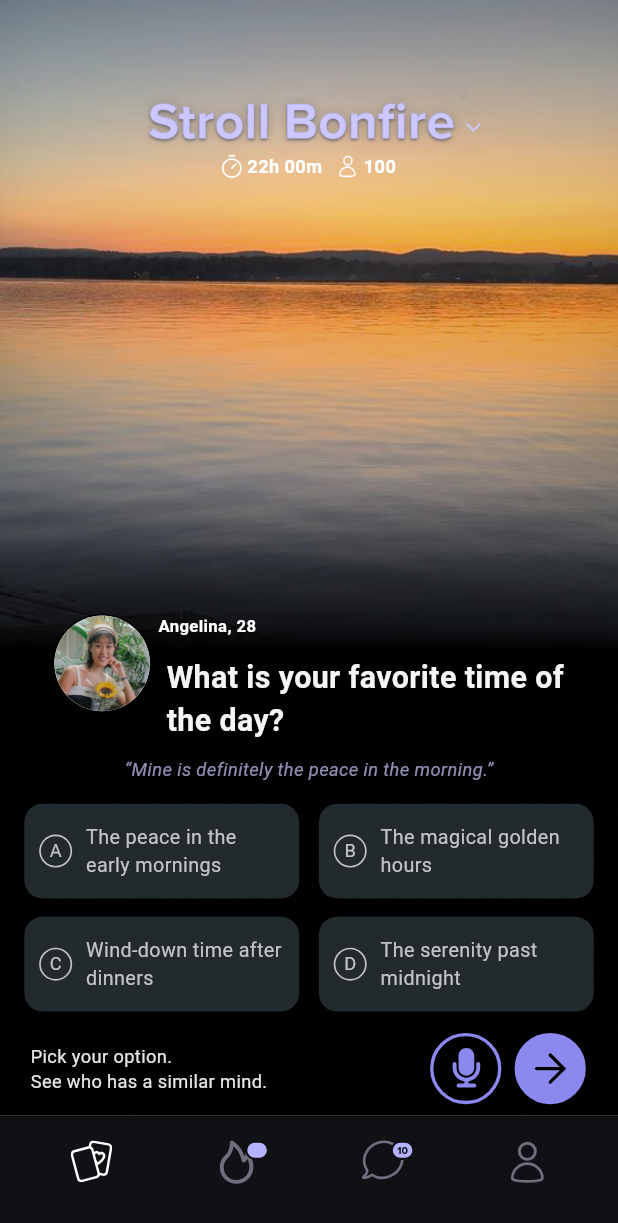
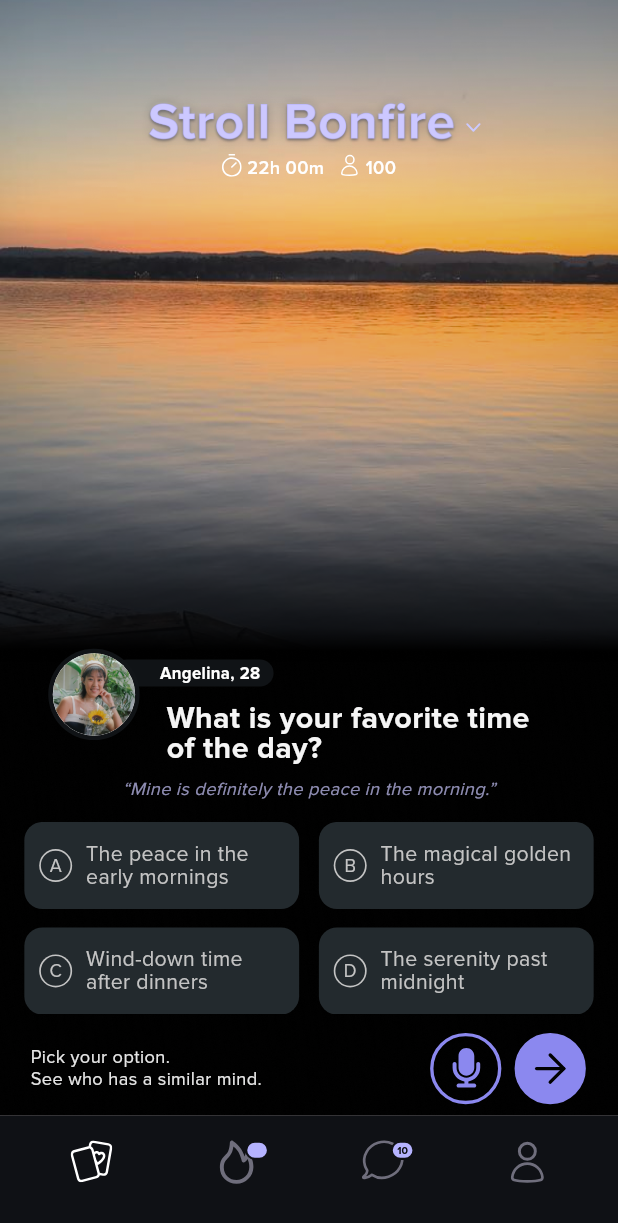
Before and after one commit to ThatSaxyDev/stroll_activity, a Flutter app: the screen it shows after launch, on a phone screen of 412 x 824 dp. Shown: the top 1223 px of the screen. Run offline on Flutter 3.47's test engine with Material 3 defaults, Android fonts, the phone set to English and light mode, and no system bars; our stand-ins replace flutter_screenutil, flutter_svg.

Commit message:
Refactor code structure for improved readability and maintainability, added the proxima nova font

```diff
--- a/lib/app/home/widgets/home_header_widget.dart
+++ b/lib/app/home/widgets/home_header_widget.dart
@@ -36,12 +36,17 @@ class HomeHeaderWidget extends StatelessWidget {
               height: 15.h,
             ),
             3.27.sbW,
-            Text(
+            Padding(
+              padding: EdgeInsets.only(top: 3.5.h),
+              child: Text(
                 '22h 00m',
                 style: TextStyle(
+                  height: 1,
+                  fontFamily: Font.proxima,
                   color: Colors.white,
                   fontSize: 12.sp,
                   fontWeight: FontWeight.w600,
+                ),
               ),
             ),
             9.73.sbW,
@@ -50,12 +55,17 @@ class HomeHeaderWidget extends StatelessWidget {
               height: 15.h,
             ),
             4.24.sbW,
-            Text(
+            Padding(
+              padding: EdgeInsets.only(top: 3.5.h),
+              child: Text(
                 '100',
                 style: TextStyle(
+                  height: 1,
+                  fontFamily: Font.proxima,
                   color: Colors.white,
                   fontSize: 12.sp,
                   fontWeight: FontWeight.w600,
+                ),
               ),
             ),
           ],
--- a/lib/app/home/widgets/home_prompt_selector.dart
+++ b/lib/app/home/widgets/home_prompt_selector.dart
@@ -1,6 +1,7 @@
 import 'package:flutter/material.dart';
 import 'package:flutter_screenutil/flutter_screenutil.dart';
 import 'package:stroll_activity/config/app_extensions.dart';
+import 'package:stroll_activity/config/assets.dart';
 
 class HomePromptSelector extends StatefulWidget {
   const HomePromptSelector({super.key});
@@ -24,13 +25,13 @@ class _HomePromptSelectorState extends State<HomePromptSelector> {
       return Padding(
         padding: EdgeInsets.symmetric(horizontal: 16.h),
         child: SizedBox(
-          height: 138.h,
+          height: 126.h,
           child: GridView.builder(
             itemCount: 4,
             padding: EdgeInsets.zero,
             gridDelegate: SliverGridDelegateWithFixedCrossAxisCount(
                 crossAxisCount: 2,
-                childAspectRatio: 166.w / 62.h,
+                childAspectRatio: 166.w / 57.h,
                 mainAxisSpacing: 12.h,
                 crossAxisSpacing: 12.w),
             itemBuilder: (context, index) {
@@ -67,6 +68,7 @@ class _HomePromptSelectorState extends State<HomePromptSelector> {
                             _ => 'D',
                           }),
                           style: TextStyle(
+                            fontFamily: Font.proxima,
                             color: Color(0xFFC4C4C4),
                             fontSize: 12.sp,
                             fontWeight: FontWeight.w400,
@@ -83,10 +85,12 @@ class _HomePromptSelectorState extends State<HomePromptSelector> {
                           _ => 'The serenity past midnight',
                         }),
                         style: TextStyle(
+                          height: 1.05,
+                          fontFamily: Font.proxima,
                           color: index == value
                               ? Color(0xFFF5F5F5)
                               : Color(0xFFC4C4C4),
-                          fontSize: 13.sp,
+                          fontSize: 14.sp,
                           fontWeight: FontWeight.w400,
                         ),
                       ),
--- a/lib/app/home/widgets/home_prompt_widget.dart
+++ b/lib/app/home/widgets/home_prompt_widget.dart
@@ -3,6 +3,8 @@ import 'package:flutter_screenutil/flutter_screenutil.dart';
 import 'package:stroll_activity/app/home/widgets/home_prompt_selector.dart';
 import 'package:stroll_activity/config/app_colors.dart';
 import 'package:stroll_activity/config/app_extensions.dart';
+import 'package:stroll_activity/config/assets.dart';
+import 'package:stroll_activity/config/size_config.dart';
 
 class HomePromptWidget extends StatelessWidget {
   const HomePromptWidget({super.key});
@@ -11,35 +13,58 @@ class HomePromptWidget extends StatelessWidget {
   Widget build(BuildContext context) {
     return Column(
       children: [
-        Row(
-          crossAxisAlignment: CrossAxisAlignment.start,
-          mainAxisAlignment: MainAxisAlignment.center,
+        Padding(
+          padding:  EdgeInsets.only(left: 27.w, right: 32.w),
+          child: SizedBox(
+            width: width(context),
+            height: 76.h,
+            child: Stack(
               children: [
+                SizedBox(
+                  width: 139.w,
+                  height: 60.h,
+                  child: Stack(
+                    children: [
+                      Positioned(
+                        right: 0,
+                        top: 7.h,
+                        child: Container(
+                          padding: EdgeInsets.only(
+                              top: 4.h, bottom: 3.h, right: 8.w, left: 28.w),
+                          decoration: BoxDecoration(
+                            color: Color(0xFF121518).withOpacity(0.9),
+                            borderRadius: BorderRadius.circular(10.r),
+                          ),
+                          child: Text(
+                            'Angelina, 28',
+                            style: TextStyle(
+                              height: 1,
+                              fontFamily: Font.proxima,
+                              color: Colors.white,
+                              fontSize: 11.sp,
+                              fontWeight: FontWeight.w700,
+                            ),
+                          ),
+                        ),
+                      ),
                       CircleAvatar(
                         radius: 30.w,
-              backgroundColor: Colors.black,
+                        backgroundColor: Color(0xFF121518).withOpacity(0.9),
                         child: CircleAvatar(
-                radius: 29.w,
+                          radius: 25.w,
                           backgroundColor: Colors.white,
                           backgroundImage: AssetImage(
                             'user'.png,
                           ),
                         ),
                       ),
-            4.sbW,
-            Column(
-              crossAxisAlignment: CrossAxisAlignment.start,
-              spacing: 12.h,
-              children: [
-                Text(
-                  'Angelina, 28',
-                  style: TextStyle(
-                    color: Colors.white,
-                    fontSize: 11.sp,
-                    fontWeight: FontWeight.w700,
+                    ],
                   ),
                 ),
-                SizedBox(
+                Positioned(
+                  right: 0,
+                  bottom: 0,
+                  child: SizedBox(
                     width: 247.w,
                     child: Padding(
                       padding: EdgeInsets.only(left: 5.w),
@@ -47,6 +72,8 @@ class HomePromptWidget extends StatelessWidget {
                         'What is your favorite time of the day?',
                         textAlign: TextAlign.start,
                         style: TextStyle(
+                          height: 1,
+                          fontFamily: Font.proxima,
                           color: AppColors.primaryText,
                           fontSize: 20.sp,
                           fontWeight: FontWeight.w700,
@@ -54,15 +81,18 @@ class HomePromptWidget extends StatelessWidget {
                       ),
                     ),
                   ),
+                ),
               ],
             ),
-          ],
+          ),
         ),
         9.sbH,
         Text(
           '“Mine is definitely the peace in the morning.”',
           textAlign: TextAlign.start,
           style: TextStyle(
+            height: 1.2,
+            fontFamily: Font.proxima,
             color: Color(0xFFCBC9FF).withAlpha((0.7 * 255).toInt()),
             fontSize: 12.sp,
             fontWeight: FontWeight.w400,
--- a/lib/app/home/widgets/pick_option_widget.dart
+++ b/lib/app/home/widgets/pick_option_widget.dart
@@ -19,6 +19,8 @@ class PickOptionWidget extends StatelessWidget {
             'Pick your option.\nSee who has a similar mind.',
             textAlign: TextAlign.start,
             style: TextStyle(
+              height: 1.2,
+              fontFamily: Font.proxima,
               color: Color(0xFFE5E5E5),
               fontSize: 12.sp,
               fontWeight: FontWeight.w400,
--- a/lib/config/assets.dart
+++ b/lib/config/assets.dart
@@ -9,3 +9,7 @@ abstract class Assets {
   static String mic = 'mic'.svg;
   static String arrowButton = 'arrow-button'.svg;
 }
+
+abstract class Font {
+  static String proxima = 'ProximaNova';
+}
```
Also changed, not shown: pubspec.yaml (+13 -0 lines), assets/fonts/Proxima Nova Black Italic.otf (added), assets/fonts/Proxima Nova Black.otf (added), assets/fonts/Proxima Nova Bold Italic.otf (added), assets/fonts/Proxima Nova Bold.otf (added), assets/fonts/Proxima Nova Extrabold Italic.otf (added), assets/fonts/Proxima Nova Extrabold.otf (added), assets/fonts/Proxima Nova Semibold Italic.otf (added), assets/fonts/Proxima Nova Semibold.otf (added), assets/fonts/Proxima Nova Thin Italic.otf (added), assets/fonts/Proxima Nova Thin.otf (added), assets/fonts/ProximaNova-Regular.otf (added). Lines whose indentation alone changed are shown as unchanged.
